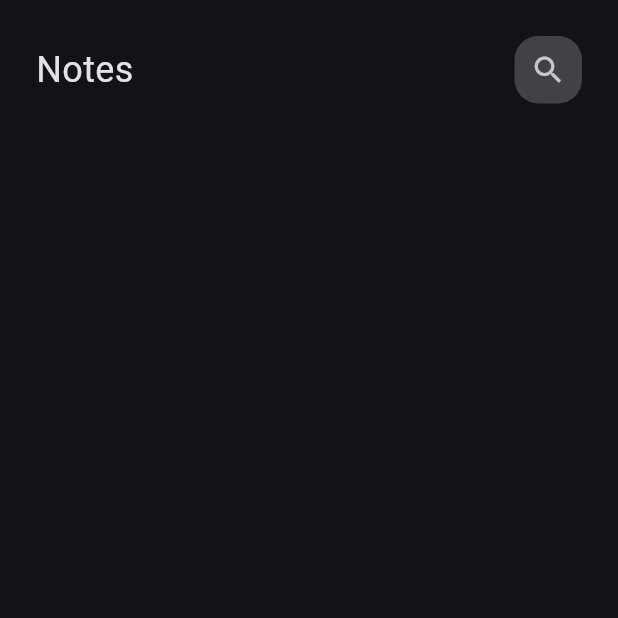
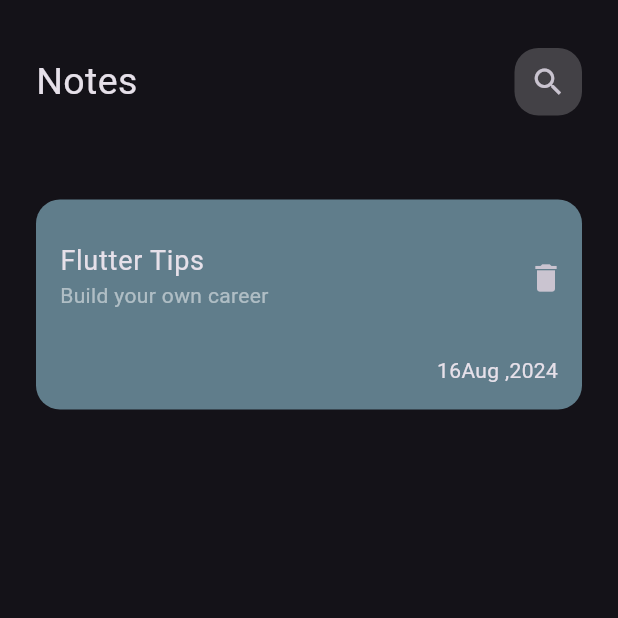
Before and after one commit to AyaZidan22/notes_app, a Flutter app: the screen it shows after launch, on a phone screen of 412 x 824 dp, the top half of it. Run offline on Flutter 3.47's test engine with Material 3 defaults, Android fonts, the phone set to English and light mode, and no system bars.

Commit message:
custom note item

```diff
--- a/lib/views/notes_view.dart
+++ b/lib/views/notes_view.dart
@@ -1,5 +1,6 @@
 import 'package:flutter/material.dart';
 import 'package:notes_app/widgets/custom_app_bar.dart';
+import 'package:notes_app/widgets/custom_notes_item.dart';
 
 class NotesView extends StatelessWidget {
   const NotesView({super.key});
@@ -7,7 +8,11 @@ class NotesView extends StatelessWidget {
   @override
   Widget build(BuildContext context) {
     return const Scaffold(
-      body: CustomAppBar()
-    );
+        body: Column(
+      children: [
+        CustomAppBar(),
+        CustomNotesItem(),
+      ],
+    ));
   }
 }
--- a/lib/widgets/custom_app_bar.dart
+++ b/lib/widgets/custom_app_bar.dart
@@ -7,14 +7,14 @@ class CustomAppBar extends StatelessWidget {
   @override
   Widget build(BuildContext context) {
     return const Padding(
-      padding: EdgeInsets.symmetric(vertical: 24, horizontal: 24),
+      padding: EdgeInsets.symmetric(vertical: 32, horizontal: 24),
       child: Row(
         mainAxisAlignment: MainAxisAlignment.spaceBetween,
         children: [
           Text(
             'Notes',
             style: TextStyle(
-              fontSize: 24,
+              fontSize: 25,
             ),
           ),
           CustomIcon(),
--- /dev/null
+++ b/lib/widgets/custom_notes_item.dart
@@ -0,0 +1,41 @@
+import 'package:flutter/material.dart';
+
+class CustomNotesItem extends StatelessWidget {
+  const CustomNotesItem({super.key});
+
+  @override
+  Widget build(BuildContext context) {
+    return Container(
+      margin: const EdgeInsets.all(24),
+      padding: const EdgeInsets.only(left: 16, top: 16, bottom: 16),
+      decoration: BoxDecoration(
+          borderRadius: BorderRadius.circular(16), color: Colors.blueGrey),
+      child: Column(
+        crossAxisAlignment: CrossAxisAlignment.end,
+        children: [
+          ListTile(
+            contentPadding: EdgeInsets.zero,
+            title: const Text(
+              'Flutter Tips',
+              style: TextStyle(fontSize: 18),
+            ),
+            subtitle: Text(
+              'Build your own career',
+              style: TextStyle(
+                color: Colors.white.withOpacity(0.5),
+              ),
+            ),
+            trailing: IconButton(
+              onPressed: () {},
+              icon: const Icon(Icons.delete),
+            ),
+          ),
+          const Padding(
+            padding: EdgeInsets.only(top: 16.0, right: 16),
+            child: Text('16Aug ,2024'),
+          ),
+        ],
+      ),
+    );
+  }
+}
```
